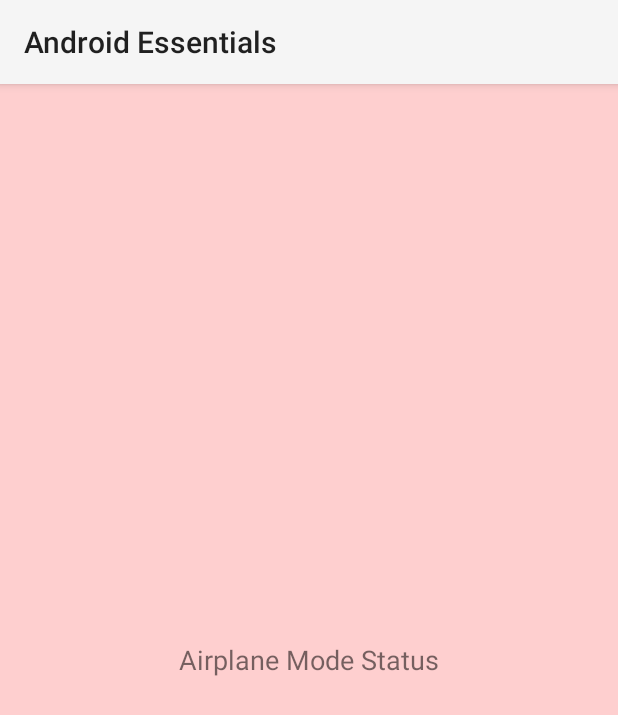
After one commit to Saayyaaaa/AndroidEssentials, an Android app: the BroadcastReceiverFragment screen opened through its navigation route, on a phone screen of 412 x 824 dp. The commit adds this screen. Shown: the top 715 px of the screen. Run offline under Robolectric (Android 15) with nearby library versions, the phone set to English and light mode, and no system bars.

Commit message:
определение авиарежима

```diff
--- a/app/src/main/AndroidManifest.xml
+++ b/app/src/main/AndroidManifest.xml
@@ -5,6 +5,7 @@
     <uses-permission android:name="android.permission.FOREGROUND_SERVICE" />
     <uses-permission android:name="android.permission.FOREGROUND_SERVICE_MEDIA_PLAYBACK" />
     <uses-permission android:name="android.permission.READ_EXTERNAL_STORAGE"/>
+    <uses-permission android:name="android.permission.READ_CALENDAR"/>
 
     <application
         android:allowBackup="true"
--- /dev/null
+++ b/app/src/main/java/com/example/androidessentials/BroadcastReceiverFragment.kt
@@ -0,0 +1,58 @@
+package com.example.androidessentials
+
+import android.content.BroadcastReceiver
+import android.content.Context
+import android.content.Intent
+import android.content.IntentFilter
+import android.os.Bundle
+import androidx.fragment.app.Fragment
+import android.view.LayoutInflater
+import android.view.View
+import android.view.ViewGroup
+import android.widget.TextView
+import android.widget.Toast
+
+class BroadcastReceiverFragment : Fragment() {
+
+    private lateinit var airplaneModeReceiver: BroadcastReceiver
+    private lateinit var statusTextView: TextView
+
+    override fun onCreateView(
+        inflater: LayoutInflater, container: ViewGroup?,
+        savedInstanceState: Bundle?
+    ): View? {
+        return inflater.inflate(R.layout.fragment_broadcast_receiver, container, false)
+    }
+
+    override fun onViewCreated(view: View, savedInstanceState: Bundle?) {
+        super.onViewCreated(view, savedInstanceState)
+
+        statusTextView = view.findViewById(R.id.statusTextView)
+
+        airplaneModeReceiver = object : BroadcastReceiver() {
+            override fun onReceive(context: Context?, intent: Intent?) {
+                if (intent?.action == Intent.ACTION_AIRPLANE_MODE_CHANGED) {
+                    val isAirplaneModeOn = intent.getBooleanExtra("state", false)
+                    val message = if (isAirplaneModeOn) "ON" else "OFF"
+
+                    statusTextView.text = "Airplane Mode Status: $message"
+
+                    Toast.makeText(context, message, Toast.LENGTH_LONG).show()
+                }
+
+            }
+        }
+    }
+
+
+    override fun onStart() {
+        super.onStart()
+        val filter = IntentFilter(Intent.ACTION_AIRPLANE_MODE_CHANGED)
+        requireContext().registerReceiver(airplaneModeReceiver, filter)
+    }
+
+    override fun onStop() {
+        super.onStop()
+        requireContext().unregisterReceiver(airplaneModeReceiver)
+    }
+}
--- a/app/src/main/res/layout/fragment_broadcast_receiver.xml
+++ b/app/src/main/res/layout/fragment_broadcast_receiver.xml
@@ -3,7 +3,16 @@
     xmlns:tools="http://schemas.android.com/tools"
     android:layout_width="match_parent"
     android:layout_height="match_parent"
-    tools:context=".BroadcastReceiver"
+    tools:context=".BroadcastReceiverFragment"
     android:background="@color/red_bk">
 
+    <TextView
+        android:id="@+id/statusTextView"
+        android:layout_width="wrap_content"
+        android:layout_height="wrap_content"
+        android:text="Airplane Mode Status"
+        android:textSize="18sp"
+        android:layout_gravity="center" />
+
+
 </FrameLayout>
--- a/app/src/main/res/navigation/main_component.xml
+++ b/app/src/main/res/navigation/main_component.xml
@@ -35,7 +35,7 @@
         tools:layout="@layout/fragment_foreground_service" />
     <fragment
         android:id="@+id/broadcastReceiver"
-        android:name="com.example.androidessentials.BroadcastReceiver"
+        android:name="com.example.androidessentials.BroadcastReceiverFragment"
         android:label="fragment_broadcast_receiver"
         tools:layout="@layout/fragment_broadcast_receiver" />
     <fragment
```
Also changed, not shown: app/src/main/java/com/example/androidessentials/BroadcastReceiver.kt (deleted, +0 -59 lines), app/src/main/java/com/example/androidessentials/ContentProvider.kt (+0 -40 lines), app/src/main/res/layout/fragment_content_provider.xml (+9 -6 lines).
